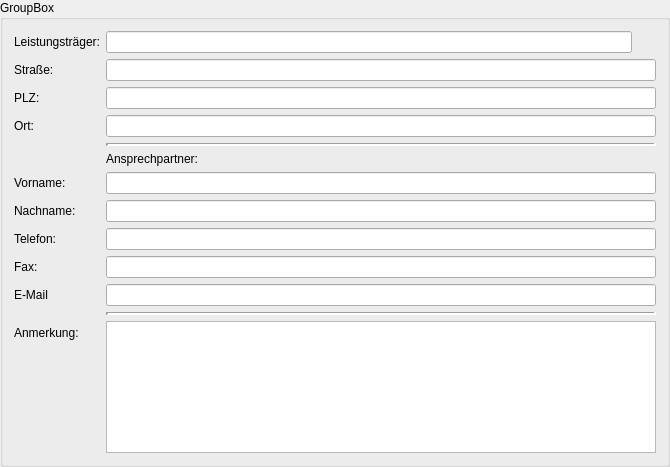
This is ebp_client/leistungstraegerbox.ui in Robotregent/EBP as Qt 5 draws it before an edit. The edited form follows.
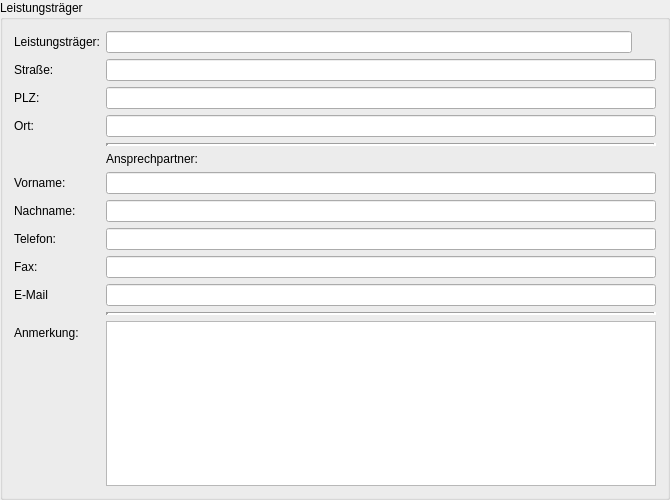
This is the edited form.

Commit message: Leistungsträger. Bei mir ist das dynamische Anordnen soweit in Ordnung. Ist nicht toll aber ok. Wenn man von nem größeren auf nen kleineren Monitor wechselt, muss man kurz das Widget wechseln.

Patch:
```diff
--- a/ebp_client/leistungstraegerbox.ui
+++ b/ebp_client/leistungstraegerbox.ui
@@ -7,23 +7,29 @@
     <x>0</x>
     <y>0</y>
     <width>670</width>
-    <height>467</height>
+    <height>500</height>
    </rect>
   </property>
+  <property name="minimumSize">
+   <size>
+    <width>670</width>
+    <height>500</height>
+   </size>
+  </property>
   <property name="maximumSize">
    <size>
     <width>670</width>
-    <height>470</height>
+    <height>500</height>
    </size>
   </property>
   <property name="windowTitle">
    <string>GroupBox</string>
   </property>
   <property name="title">
-   <string>GroupBox</string>
+   <string>Leistungsträger</string>
   </property>
-  <layout class="QHBoxLayout" name="horizontalLayout" stretch="1">
-   <item>
+  <layout class="QGridLayout" name="gridLayout">
+   <item row="0" column="0">
     <layout class="QFormLayout" name="formLayout">
      <item row="0" column="0">
       <widget class="QLabel" name="leistungstrGerLabel">
```
The commit also changes 5 other files.
